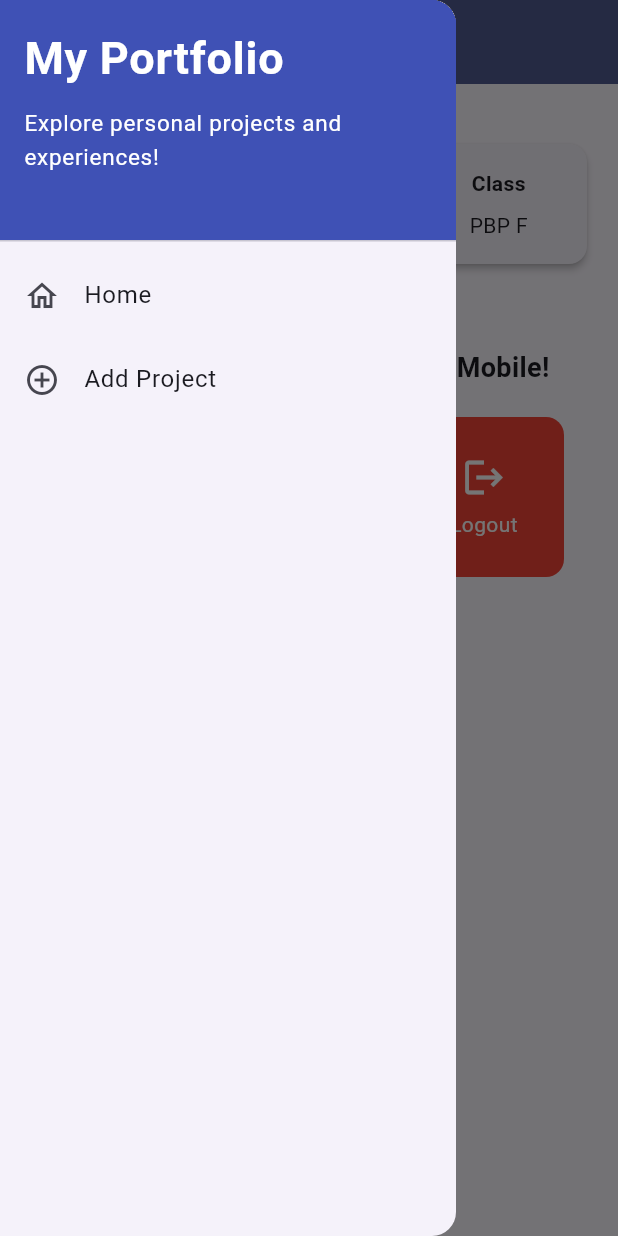
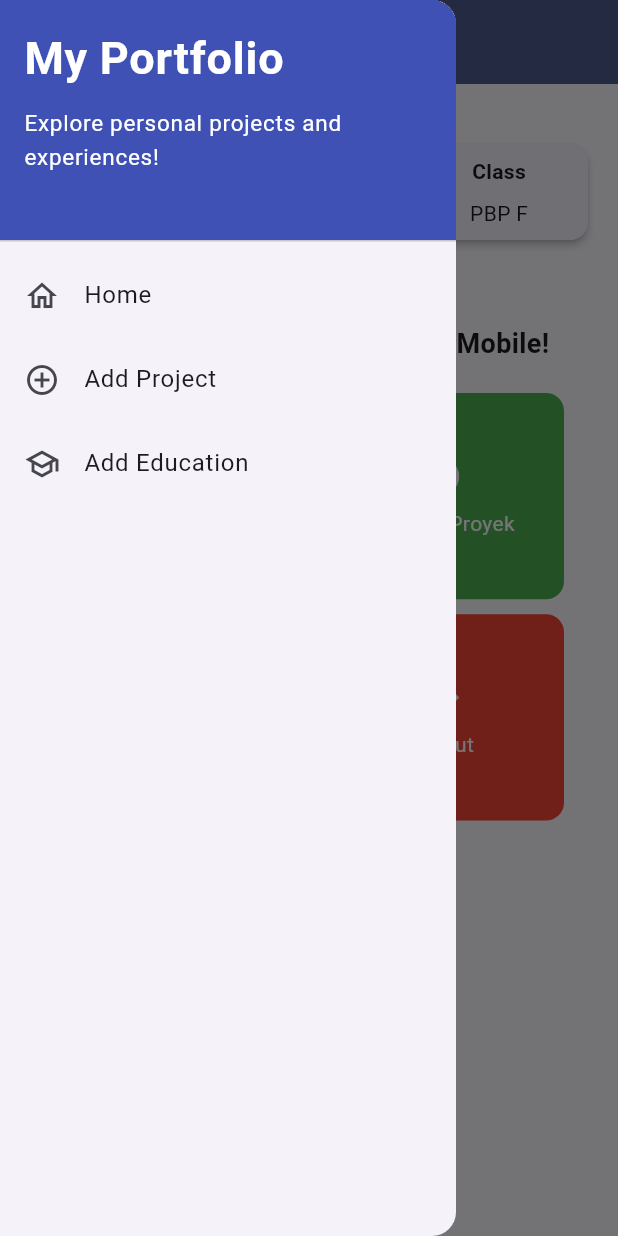
Before and after one commit to prajnakausalya-08/myportofolio_mobile, a Flutter app: the screen it shows after launch, with the side drawer open, on a phone screen of 412 x 824 dp. Run offline on Flutter 3.47's test engine with Material 3 defaults, Android fonts, the phone set to English and light mode, and no system bars; our stand-ins replace material_ui.

Commit message:
feat(education): add education form and navigation

```diff
--- a/lib/main.dart
+++ b/lib/main.dart
@@ -1,4 +1,4 @@
-import 'package:flutter/material.dart';
+import 'package:material_ui/material_ui.dart';
 import 'package:myportofolio_mobile/screens/menu.dart';
 
 void main() {
--- a/lib/screens/menu.dart
+++ b/lib/screens/menu.dart
@@ -1,4 +1,4 @@
-import 'package:flutter/material.dart';
+import 'package:material_ui/material_ui.dart';
 import 'package:myportofolio_mobile/widgets/left_drawer.dart';
 import 'package:myportofolio_mobile/widgets/project_card.dart';
 
@@ -11,6 +11,7 @@ class MyHomePage extends StatelessWidget {
   final List<ItemHomepage> items = [
     ItemHomepage("Lihat Proyek", Icons.folder, Colors.blue),
     ItemHomepage("Tambah Proyek", Icons.add_circle, Colors.green),
+    ItemHomepage("Tambah Pendidikan", Icons.school, Colors.indigo),
     ItemHomepage("Logout", Icons.logout, Colors.red),
   ];
 
@@ -26,49 +27,65 @@ class MyHomePage extends StatelessWidget {
         ),
         backgroundColor: Theme.of(context).colorScheme.primary,
       ),
-      body: Padding(
-        padding: const EdgeInsets.all(16.0),
+      body: LayoutBuilder(
+        builder: (context, constraints) {
+          final cardWidth = (constraints.maxWidth - 48) / 3;
+          final crossAxisCount = constraints.maxWidth < 600 ? 2 : 4;
+
+          return SingleChildScrollView(
+            padding: const EdgeInsets.all(16),
             child: Column(
               crossAxisAlignment: CrossAxisAlignment.center,
               children: [
                 Row(
-              mainAxisAlignment: MainAxisAlignment.spaceEvenly,
                   children: [
-                InfoCard(title: 'NPM', content: npm),
-                InfoCard(title: 'Nama', content: nama),
-                InfoCard(title: 'Class', content: kelas),
-              ],
-            ),
-            const SizedBox(height: 16.0),
-            Center(
-              child: Column(
-                children: [
-                  const Padding(
-                    padding: EdgeInsets.only(top: 16.0),
-                    child: Text(
-                      'Selamat datang di MyPortfolio Mobile!',
-                      style: TextStyle(
-                        fontWeight: FontWeight.bold,
-                        fontSize: 18.0,
+                    Expanded(
+                      child: InfoCard(
+                        title: 'NPM',
+                        content: npm,
+                        width: cardWidth,
                       ),
                     ),
+                    Expanded(
+                      child: InfoCard(
+                        title: 'Nama',
+                        content: nama,
+                        width: cardWidth,
                       ),
-                  GridView.count(
-                    primary: true,
-                    padding: const EdgeInsets.all(20),
-                    crossAxisSpacing: 10,
-                    mainAxisSpacing: 10,
-                    crossAxisCount: 3,
-                    shrinkWrap: true,
-                    children: items.map((ItemHomepage item) {
-                      return ItemCard(item);
-                    }).toList(),
                     ),
-                ],
+                    Expanded(
+                      child: InfoCard(
+                        title: 'Class',
+                        content: kelas,
+                        width: cardWidth,
                       ),
                     ),
                   ],
                 ),
+                const SizedBox(height: 16),
+                const Padding(
+                  padding: EdgeInsets.only(top: 16),
+                  child: Text(
+                    'Selamat datang di MyPortfolio Mobile!',
+                    textAlign: TextAlign.center,
+                    style: TextStyle(fontWeight: FontWeight.bold, fontSize: 18),
+                  ),
+                ),
+                GridView.count(
+                  primary: false,
+                  padding: const EdgeInsets.all(20),
+                  crossAxisSpacing: 10,
+                  mainAxisSpacing: 10,
+                  crossAxisCount: crossAxisCount,
+                  childAspectRatio: 1.2,
+                  shrinkWrap: true,
+                  physics: const NeverScrollableScrollPhysics(),
+                  children: items.map((item) => ItemCard(item)).toList(),
+                ),
+              ],
+            ),
+          );
+        },
       ),
     );
   }
@@ -77,22 +94,25 @@ class MyHomePage extends StatelessWidget {
 class InfoCard extends StatelessWidget {
   final String title;
   final String content;
+  final double width;
 
-  const InfoCard({super.key, required this.title, required this.content});
+  const InfoCard({
+    super.key,
+    required this.title,
+    required this.content,
+    required this.width,
+  });
 
   @override
   Widget build(BuildContext context) {
     return Card(
       elevation: 2.0,
       child: Container(
-        width: MediaQuery.of(context).size.width / 3.5,
-        padding: const EdgeInsets.all(16.0),
+        width: width,
+        padding: const EdgeInsets.all(8),
         child: Column(
           children: [
-            Text(
-              title,
-              style: const TextStyle(fontWeight: FontWeight.bold),
-            ),
+            Text(title, style: const TextStyle(fontWeight: FontWeight.bold)),
             const SizedBox(height: 8.0),
             Text(content),
           ],
```
Also changed, not shown: lib/screens/education_form.dart (added, +233 -0 lines), lib/screens/project_form.dart (+61 -12 lines), lib/widgets/left_drawer.dart (+37 -5 lines), lib/widgets/project_card.dart (+12 -2 lines). Lines whose indentation alone changed are shown as unchanged.
